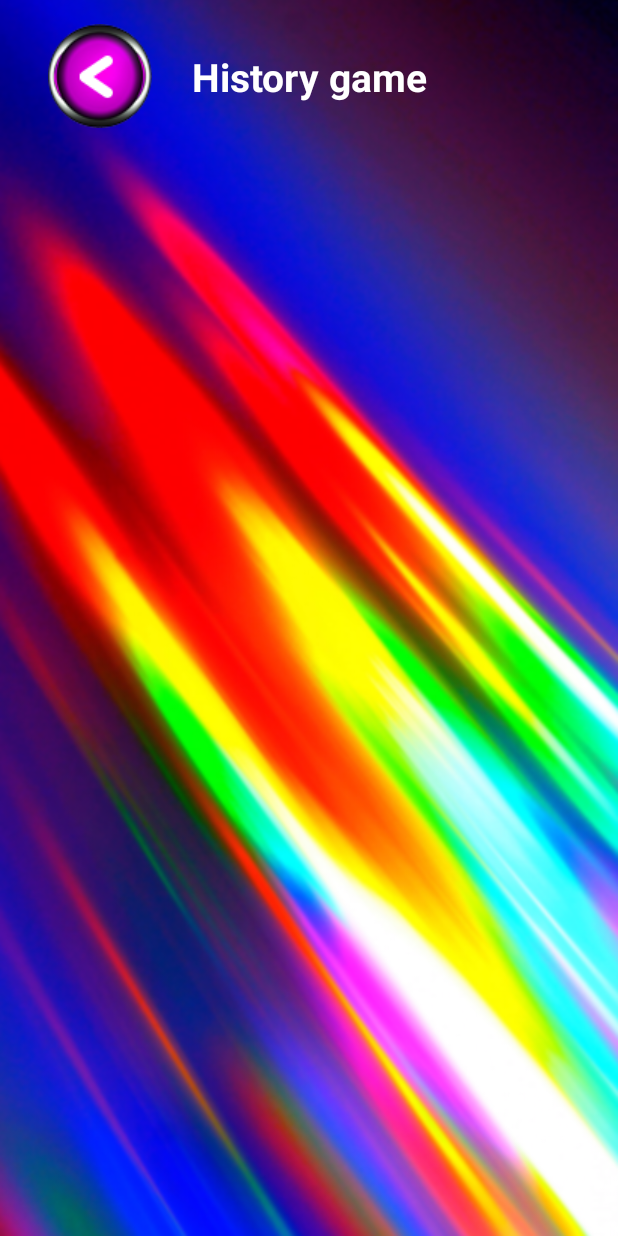
After one commit to MisterEdinson/JK_0141_slots, an Android app: the HistoryFragment screen opened through its navigation route, on a phone screen of 412 x 824 dp. The commit adds this screen. Run offline under Robolectric (Android 15) with nearby library versions, the phone set to English and light mode, and no system bars; our stand-ins replace Dagger/Hilt's generated code.

Commit message:
add history fragment

```diff
--- /dev/null
+++ b/app/src/main/java/com/example/jk_0141_slots/ui/history/HistoryFragment.kt
@@ -0,0 +1,18 @@
+package com.example.jk_0141_slots.ui.history
+
+import android.os.Bundle
+import androidx.fragment.app.Fragment
+import android.view.LayoutInflater
+import android.view.View
+import android.view.ViewGroup
+import com.example.jk_0141_slots.R
+
+class HistoryFragment : Fragment() {
+
+    override fun onCreateView(
+        inflater: LayoutInflater, container: ViewGroup?,
+        savedInstanceState: Bundle?
+    ): View? {
+        return inflater.inflate(R.layout.fragment_history, container, false)
+    }
+}
--- /dev/null
+++ b/app/src/main/res/layout/fragment_history.xml
@@ -0,0 +1,43 @@
+<?xml version="1.0" encoding="utf-8"?>
+<androidx.constraintlayout.widget.ConstraintLayout
+    xmlns:android="http://schemas.android.com/apk/res/android"
+    xmlns:app="http://schemas.android.com/apk/res-auto"
+    xmlns:tools="http://schemas.android.com/tools"
+    android:layout_width="match_parent"
+    android:layout_height="match_parent"
+    android:background="@drawable/fon2"
+    tools:context=".ui.history.HistoryFragment">
+
+    <ImageView
+        android:id="@+id/imgFrHomeBtnBack"
+        android:layout_width="wrap_content"
+        android:layout_height="wrap_content"
+        android:layout_marginStart="32dp"
+        android:layout_marginTop="16dp"
+        android:contentDescription="@string/todo"
+        android:src="@drawable/bott_back"
+        app:layout_constraintStart_toStartOf="parent"
+        app:layout_constraintTop_toTopOf="parent" />
+
+    <TextView
+        android:id="@+id/textView"
+        android:layout_width="wrap_content"
+        android:layout_height="wrap_content"
+        android:text="@string/history_game"
+        android:textStyle="bold"
+        android:textColor="@color/white"
+        android:textSize="26sp"
+        app:layout_constraintBottom_toBottomOf="@+id/imgFrHomeBtnBack"
+        app:layout_constraintEnd_toEndOf="parent"
+        app:layout_constraintStart_toStartOf="parent"
+        app:layout_constraintTop_toTopOf="@+id/imgFrHomeBtnBack" />
+
+    <androidx.recyclerview.widget.RecyclerView
+        android:layout_width="match_parent"
+        android:layout_height="0dp"
+        app:layout_constraintBottom_toBottomOf="parent"
+        app:layout_constraintEnd_toEndOf="parent"
+        app:layout_constraintStart_toStartOf="parent"
+        app:layout_constraintTop_toBottomOf="@+id/imgFrHomeBtnBack" />
+
+</androidx.constraintlayout.widget.ConstraintLayout>
--- /dev/null
+++ b/app/src/main/res/layout/item_history.xml
@@ -0,0 +1,6 @@
+<?xml version="1.0" encoding="utf-8"?>
+<androidx.constraintlayout.widget.ConstraintLayout xmlns:android="http://schemas.android.com/apk/res/android"
+    android:layout_width="match_parent"
+    android:layout_height="match_parent">
+
+</androidx.constraintlayout.widget.ConstraintLayout>
--- a/app/src/main/res/navigation/navigate.xml
+++ b/app/src/main/res/navigation/navigate.xml
@@ -28,6 +28,9 @@
         <action
             android:id="@+id/action_homeFragment_to_gameOverFragment"
             app:destination="@id/gameOverFragment" />
+        <action
+            android:id="@+id/action_homeFragment_to_historyFragment"
+            app:destination="@id/historyFragment" />
     </fragment>
     <fragment
         android:id="@+id/bonusFragment"
@@ -47,4 +50,13 @@
             android:id="@+id/action_gameOverFragment_to_playFragment"
             app:destination="@id/playFragment" />
     </fragment>
+    <fragment
+        android:id="@+id/historyFragment"
+        android:name="com.example.jk_0141_slots.ui.history.HistoryFragment"
+        android:label="fragment_history"
+        tools:layout="@layout/fragment_history" >
+        <action
+            android:id="@+id/action_historyFragment_to_homeFragment"
+            app:destination="@id/homeFragment" />
+    </fragment>
 </navigation>
--- a/app/src/main/res/values/strings.xml
+++ b/app/src/main/res/values/strings.xml
@@ -6,4 +6,5 @@
     <string name="_20">20</string>
     <string name="_000030000">000030000</string>
     <string name="_10000">10000</string>
+    <string name="history_game">History game</string>
 </resources>
```
